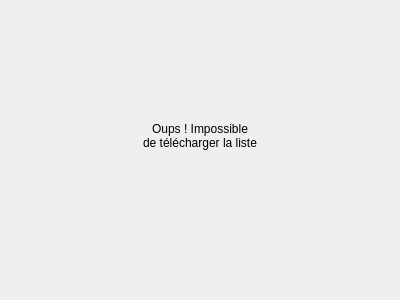
First picture: the form in sources/repository/daily/showsoundfonts.ui, repository davy7125/polyphone, before the edit.
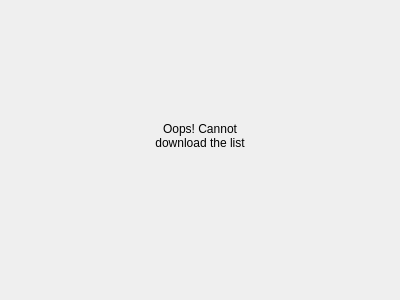
Second picture: the form after the edit. The open tabs and pages were chosen to show the change. Custom widgets are drawn as their Qt base class.

The edit to the form file:
```diff
--- a/sources/repository/daily/showsoundfonts.ui
+++ b/sources/repository/daily/showsoundfonts.ui
@@ -211,8 +211,8 @@
        <item row="1" column="0" colspan="3">
         <widget class="QLabel" name="label">
          <property name="text">
-          <string>Oups ! Impossible
-de télécharger la liste</string>
+          <string>Oops! Cannot
+download the list</string>
          </property>
          <property name="alignment">
           <set>Qt::AlignCenter</set>
```
